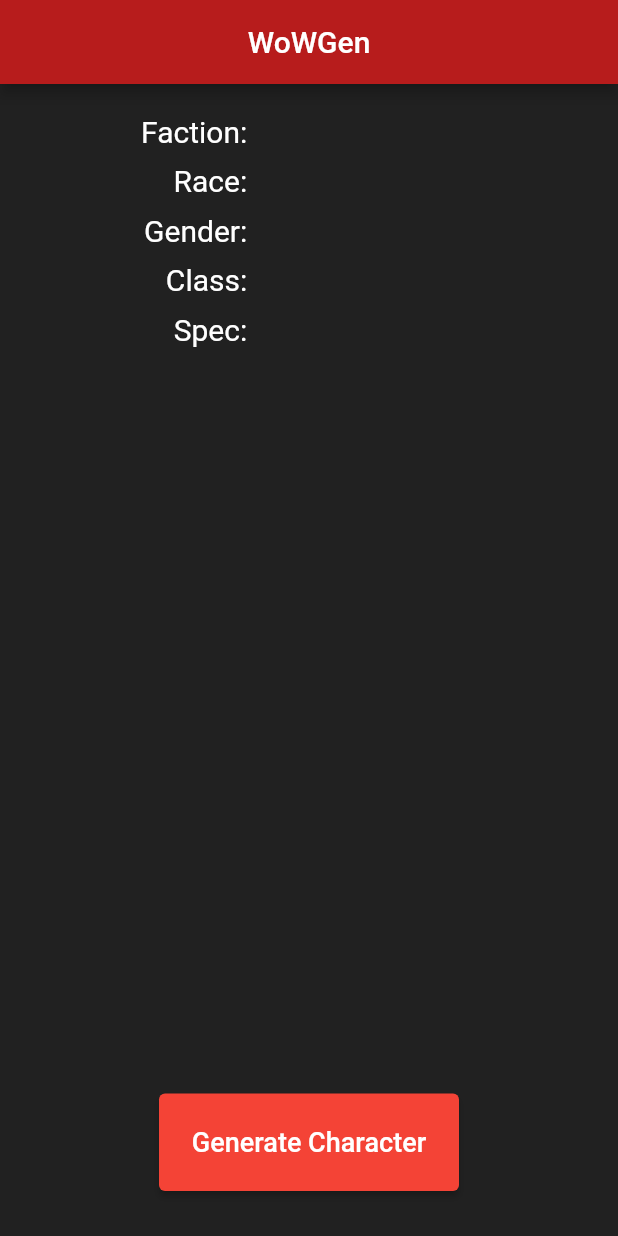
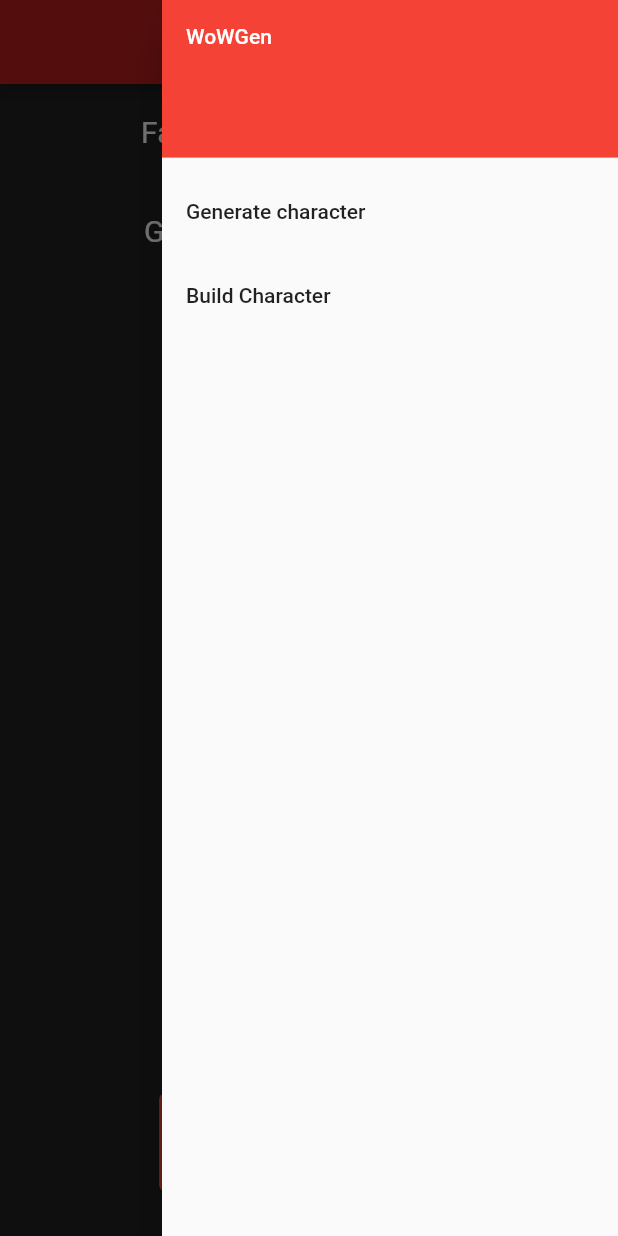
Before and after one commit to Icemaush/wowgen_flutter, a Flutter app: the screen it shows after launch, with the side drawer open (before the commit the screen has no drawer), on a phone screen of 412 x 824 dp. Run offline on Flutter 3.47's test engine with Material 2 defaults, Android fonts, the phone set to English and light mode, and no system bars.

Commit message:
Added drawer to appbar with Generate and Build options

```diff
--- a/lib/wowgen.dart
+++ b/lib/wowgen.dart
@@ -41,6 +41,34 @@
         title: const Text('WoWGen'),
         centerTitle: true,
         backgroundColor: Colors.red[900],
+      ),
+      endDrawer: Drawer(
+        child: ListView(
+          padding: EdgeInsets.zero,
+          children: [
+            const SizedBox(
+              height: 113,
+              child: DrawerHeader(
+                  decoration: BoxDecoration(color: Colors.red),
+                  child: Text(
+                    'WoWGen',
+                    style: TextStyle(color: Colors.white),
+                  )),
+            ),
+            ListTile(
+                title: const Text('Generate character'),
+                onTap: () {
+                  print('Generate a random character');
+                  Navigator.pop(context);
+                }),
+            ListTile(
+                title: const Text('Build Character'),
+                onTap: () {
+                  print('Build a character');
+                  Navigator.pop(context);
+                })
+          ],
+        ),
       ),
       backgroundColor: Colors.grey[900],
       body: Container(
```
